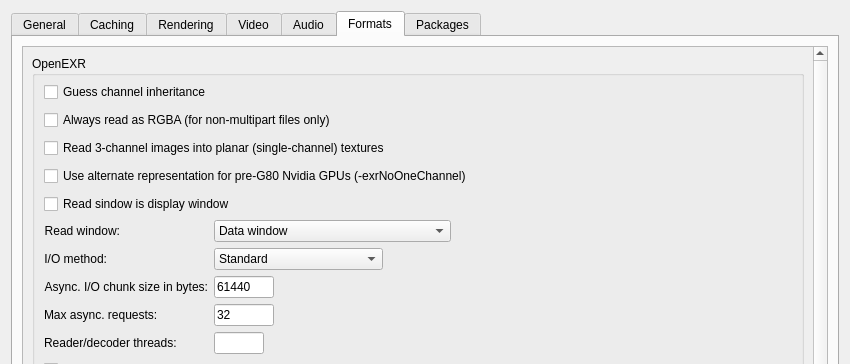
Qt form src/lib/app/RvCommon/ui/RvPreferences.ui (BrianHanke/openrv-bhgc) before a commit; both pictures show x 0 to 850 and y 0 to 364 of the 850 by 675 pixel window.
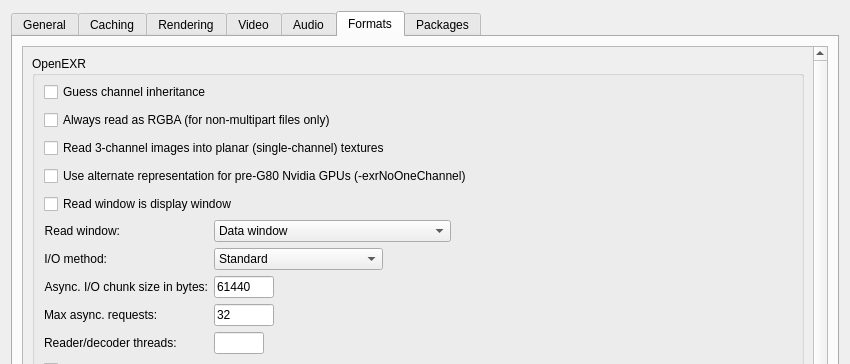
The same form after that commit. The open tabs and pages were chosen to show the change.

Patch:
```diff
--- a/src/lib/app/RvCommon/ui/RvPreferences.ui
+++ b/src/lib/app/RvCommon/ui/RvPreferences.ui
@@ -2166,7 +2166,7 @@
                 <item>
                  <widget class="QCheckBox" name="exrReadWindowIsDisplayWindowToggle">
                   <property name="text">
-                   <string>Read sindow is display window</string>
+                   <string>Read window is display window</string>
                   </property>
                   <property name="checked">
                    <bool>false</bool>
```
